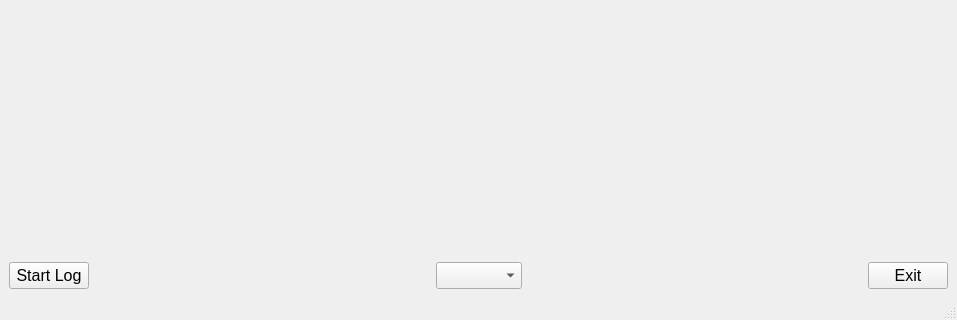
First picture: the form in Jansenberger.ui, repository thomas-haslwanter/Jansenberger, before the edit; both pictures show x 0 to 957 and y 280 to 600 of the 957 by 600 pixel window.
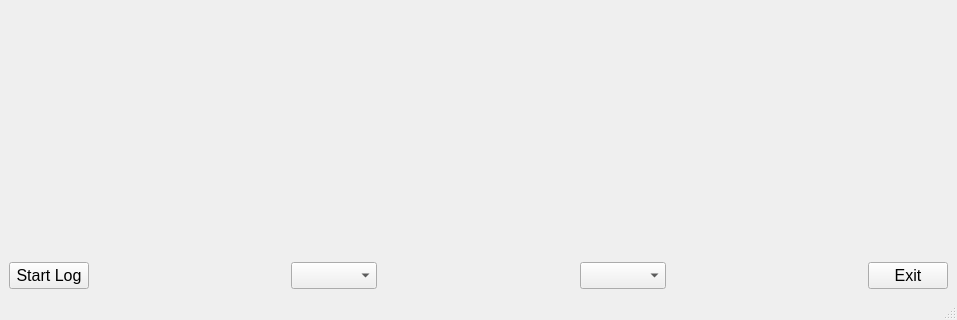
Second picture: the form after the edit.

Diff of the .ui file:
```diff
--- a/Jansenberger.ui
+++ b/Jansenberger.ui
@@ -74,6 +74,28 @@
         </property>
        </spacer>
       </item>
+      <item>
+       <widget class="QComboBox" name="exp_Box">
+        <property name="font">
+         <font>
+          <pointsize>12</pointsize>
+         </font>
+        </property>
+       </widget>
+      </item>
+      <item>
+       <spacer name="horizontalSpacer_3">
+        <property name="orientation">
+         <enum>Qt::Horizontal</enum>
+        </property>
+        <property name="sizeHint" stdset="0">
+         <size>
+          <width>40</width>
+          <height>20</height>
+         </size>
+        </property>
+       </spacer>
+      </item>
       <item>
        <widget class="QPushButton" name="exitButton">
         <property name="font">
```
Left out of the diff: 2 changed lines with no effect on the pictures.
